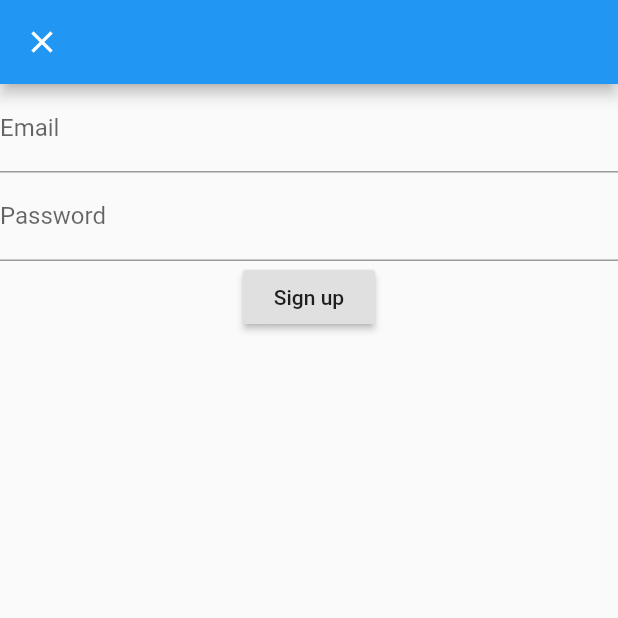
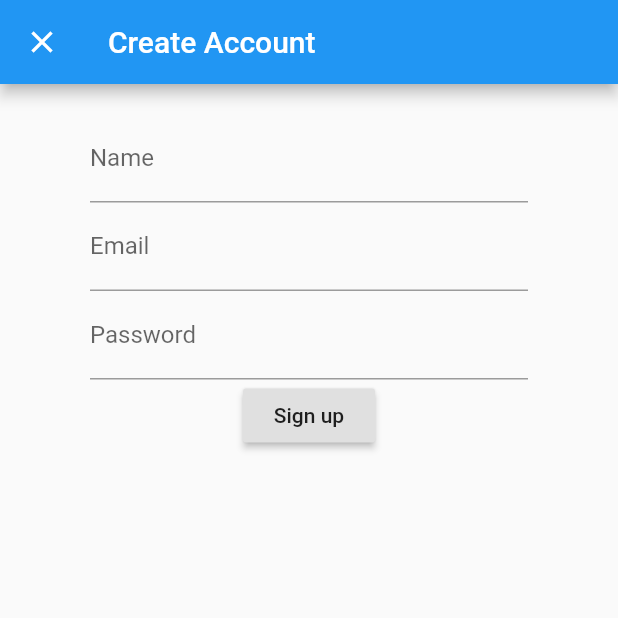
Before and after one commit to trangtran277/i_cook, a Flutter app: the screen it shows after launch, after a tap on "Sign in", after a tap on "Create account", on a phone screen of 412 x 824 dp, the top half of it. Run offline on Flutter 3.47's test engine with Material 2 defaults, Android fonts, the phone set to English and light mode, and no system bars; our stand-ins replace firebase_auth; accounts and stored records are empty.

Commit message:
resize sign in and sign up

```diff
--- a/lib/pages/Setup/signIn.dart
+++ b/lib/pages/Setup/signIn.dart
@@ -16,7 +16,9 @@ class _SigninPageState extends State<SigninPage> {
   Widget build(BuildContext context) {
     return Scaffold(
       resizeToAvoidBottomPadding: true,
-      body: Form(
+      body: Container(
+        margin: EdgeInsets.only(left: 60, right: 60),
+        child: Form(
           key: _formKey,
           child: Column(
             crossAxisAlignment: CrossAxisAlignment.center,
@@ -60,6 +62,7 @@ class _SigninPageState extends State<SigninPage> {
           ],
         ),
       ),
+      ),
     );
   }
 
--- a/lib/pages/Setup/signUp.dart
+++ b/lib/pages/Setup/signUp.dart
@@ -17,12 +17,25 @@ class _SignupPageState extends State<SignupPage> {
   Widget build(BuildContext context) {
     return Scaffold(
       appBar: AppBar(
+        title: Text('Create Account'),
       ),
-      body: Form(
+      body: Container(
+        margin: EdgeInsets.only(left: 60, right: 60, top: 20),
+        child: Form(
           key: _formKey,
           child: Column(
             children: <Widget>[
-            //Implement fields
+              TextFormField(
+                validator: (input){
+                  if (input.isEmpty){
+                    return 'Name missing!';
+                  }
+                },
+                onSaved: (input) => _email = input,
+                decoration: InputDecoration(
+                    labelText: 'Name'
+                ),
+              ),//Implement fields
               TextFormField(
                 validator: (input){
                   if (input.isEmpty){
@@ -56,6 +69,7 @@ class _SignupPageState extends State<SignupPage> {
           ],
         ),
       ),
+      ),
     );
   }
 
```
Lines whose indentation alone changed are shown as unchanged.
